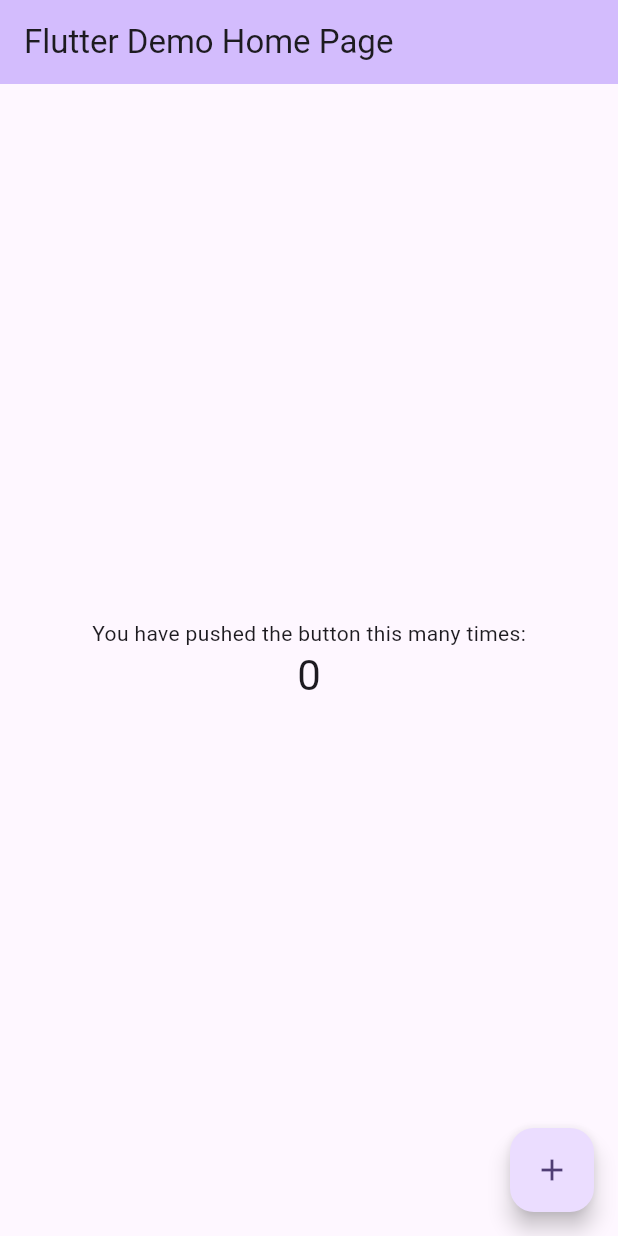
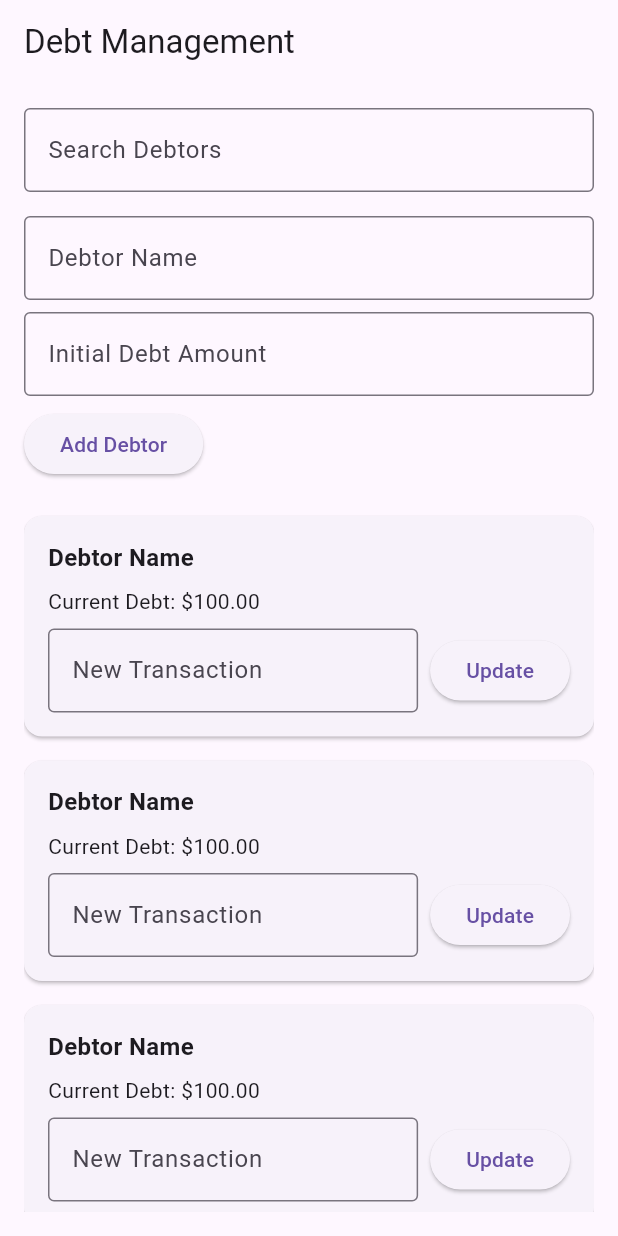
Before and after one commit to Hrestonosec/debtors, a Flutter app: the screen it shows after launch, on a phone screen of 412 x 824 dp. Run offline on Flutter 3.47's test engine with Material 3 defaults, Android fonts, the phone set to English and light mode, and no system bars.

Commit message:
Creating UI prototype for implementing functional

```diff
--- a/lib/main.dart
+++ b/lib/main.dart
@@ -1,70 +1,27 @@
 import 'package:flutter/material.dart';
+import 'screens/main_screen.dart'; // Імпорт головного екрану
 
 void main() {
   runApp(const MyApp());
 }
 
-class MyApp extends StatelessWidget {
+class MyApp extends StatefulWidget {
   const MyApp({super.key});
 
-  // This widget is the root of your application.
+  @override
+  State<MyApp> createState() => _MyAppState();
+}
+
+class _MyAppState extends State<MyApp> {
   @override
   Widget build(BuildContext context) {
     return MaterialApp(
-      title: 'Flutter Demo',
+      title: 'Debt Manager',
       theme: ThemeData(
-        colorScheme: ColorScheme.fromSeed(seedColor: Colors.deepPurple),
-        useMaterial3: true,
+        primarySwatch: Colors.blue,
+        visualDensity: VisualDensity.adaptivePlatformDensity,
       ),
-      home: const MyHomePage(title: 'Flutter Demo Home Page'),
+      home: MainScreen(),
     );
   }
 }
-
-class MyHomePage extends StatefulWidget {
-  const MyHomePage({super.key, required this.title});
-
-  final String title;
-
-  @override
-  State<MyHomePage> createState() => _MyHomePageState();
-}
-
-class _MyHomePageState extends State<MyHomePage> {
-  int _counter = 0;
-
-  void _incrementCounter() {
-    setState(() {
-      _counter++;
-    });
-  }
-
-  @override
-  Widget build(BuildContext context) {
-    return Scaffold(
-      appBar: AppBar(
-        backgroundColor: Theme.of(context).colorScheme.inversePrimary,
-        title: Text(widget.title),
-      ),
-      body: Center(
-        child: Column(
-          mainAxisAlignment: MainAxisAlignment.center,
-          children: <Widget>[
-            const Text(
-              'You have pushed the button this many times:',
-            ),
-            Text(
-              '$_counter',
-              style: Theme.of(context).textTheme.headlineMedium,
-            ),
-          ],
-        ),
-      ),
-      floatingActionButton: FloatingActionButton(
-        onPressed: _incrementCounter,
-        tooltip: 'Increment',
-        child: const Icon(Icons.add),
-      ),
-    );
-  }
-}
--- /dev/null
+++ b/lib/screens/main_screen.dart
@@ -0,0 +1,33 @@
+import 'package:flutter/material.dart';
+import 'package:debtors/widgets/search_bar_widget.dart';
+import 'package:debtors/widgets/add_debtor_widget.dart';
+import 'package:debtors/widgets/debtor_list_widget.dart';
+
+class MainScreen extends StatefulWidget {
+  @override
+  State<MainScreen> createState() => _MainScreenState();
+}
+
+class _MainScreenState extends State<MainScreen> {
+  @override
+  Widget build(BuildContext context) {
+    return Scaffold(
+      appBar: AppBar(
+        title: Text('Debt Management'),
+      ),
+      body: Padding(
+        padding: const EdgeInsets.all(16.0),
+        child: Column(
+          crossAxisAlignment: CrossAxisAlignment.start,
+          children: [
+            SearchBarWidget(),
+            SizedBox(height: 16.0),
+            AddDebtorWidget(),
+            SizedBox(height: 16.0),
+            Expanded(child: DebtorListWidget()),
+          ],
+        ),
+      ),
+    );
+  }
+}
--- /dev/null
+++ b/lib/widgets/add_debtor_widget.dart
@@ -0,0 +1,36 @@
+import 'package:flutter/material.dart';
+
+class AddDebtorWidget extends StatefulWidget {
+  @override
+  State<AddDebtorWidget> createState() => _AddDebtorWidgetState();
+}
+
+class _AddDebtorWidgetState extends State<AddDebtorWidget> {
+  @override
+  Widget build(BuildContext context) {
+    return Column(
+      crossAxisAlignment: CrossAxisAlignment.start,
+      children: [
+        TextField(
+          decoration: InputDecoration(
+            labelText: 'Debtor Name',
+            border: OutlineInputBorder(),
+          ),
+        ),
+        SizedBox(height: 8.0),
+        TextField(
+          decoration: InputDecoration(
+            labelText: 'Initial Debt Amount',
+            border: OutlineInputBorder(),
+          ),
+          keyboardType: TextInputType.number,
+        ),
+        SizedBox(height: 8.0),
+        ElevatedButton(
+          onPressed: () {},
+          child: Text('Add Debtor'),
+        ),
+      ],
+    );
+  }
+}
--- /dev/null
+++ b/lib/widgets/debtor_item_widget.dart
@@ -0,0 +1,48 @@
+import 'package:flutter/material.dart';
+
+class DebtorItemWidget extends StatefulWidget {
+  @override
+  State<DebtorItemWidget> createState() => _DebtorItemWidgetState();
+}
+
+class _DebtorItemWidgetState extends State<DebtorItemWidget> {
+  @override
+  Widget build(BuildContext context) {
+    return Card(
+      margin: EdgeInsets.symmetric(vertical: 8.0),
+      child: Padding(
+        padding: const EdgeInsets.all(16.0),
+        child: Column(
+          crossAxisAlignment: CrossAxisAlignment.start,
+          children: [
+            Text(
+              'Debtor Name', // Placeholder
+              style: TextStyle(fontSize: 16.0, fontWeight: FontWeight.bold),
+            ),
+            SizedBox(height: 8.0),
+            Text('Current Debt: \$100.00'), // Placeholder
+            SizedBox(height: 8.0),
+            Row(
+              children: [
+                Expanded(
+                  child: TextField(
+                    decoration: InputDecoration(
+                      labelText: 'New Transaction',
+                      border: OutlineInputBorder(),
+                    ),
+                    keyboardType: TextInputType.number,
+                  ),
+                ),
+                SizedBox(width: 8.0),
+                ElevatedButton(
+                  onPressed: () {},
+                  child: Text('Update'),
+                ),
+              ],
+            ),
+          ],
+        ),
+      ),
+    );
+  }
+}
--- /dev/null
+++ b/lib/widgets/debtor_list_widget.dart
@@ -0,0 +1,19 @@
+import 'package:debtors/widgets/debtor_item_widget.dart';
+import 'package:flutter/material.dart';
+
+class DebtorListWidget extends StatefulWidget {
+  @override
+  State<DebtorListWidget> createState() => _DebtorListWidgetState();
+}
+
+class _DebtorListWidgetState extends State<DebtorListWidget> {
+  @override
+  Widget build(BuildContext context) {
+    return ListView.builder(
+      itemCount: 10, // Placeholder count
+      itemBuilder: (context, index) {
+        return DebtorItemWidget();
+      },
+    );
+  }
+}
--- /dev/null
+++ b/lib/widgets/search_bar_widget.dart
@@ -0,0 +1,18 @@
+import 'package:flutter/material.dart';
+
+class SearchBarWidget extends StatefulWidget {
+  @override
+  State<SearchBarWidget> createState() => _SearchBarWidgetState();
+}
+
+class _SearchBarWidgetState extends State<SearchBarWidget> {
+  @override
+  Widget build(BuildContext context) {
+    return TextField(
+      decoration: InputDecoration(
+        labelText: 'Search Debtors',
+        border: OutlineInputBorder(),
+      ),
+    );
+  }
+}
```
Also changed, not shown: lib/screens/debtors_list.dart (deleted), lib/widgets/debtor_tile.dart (deleted).
